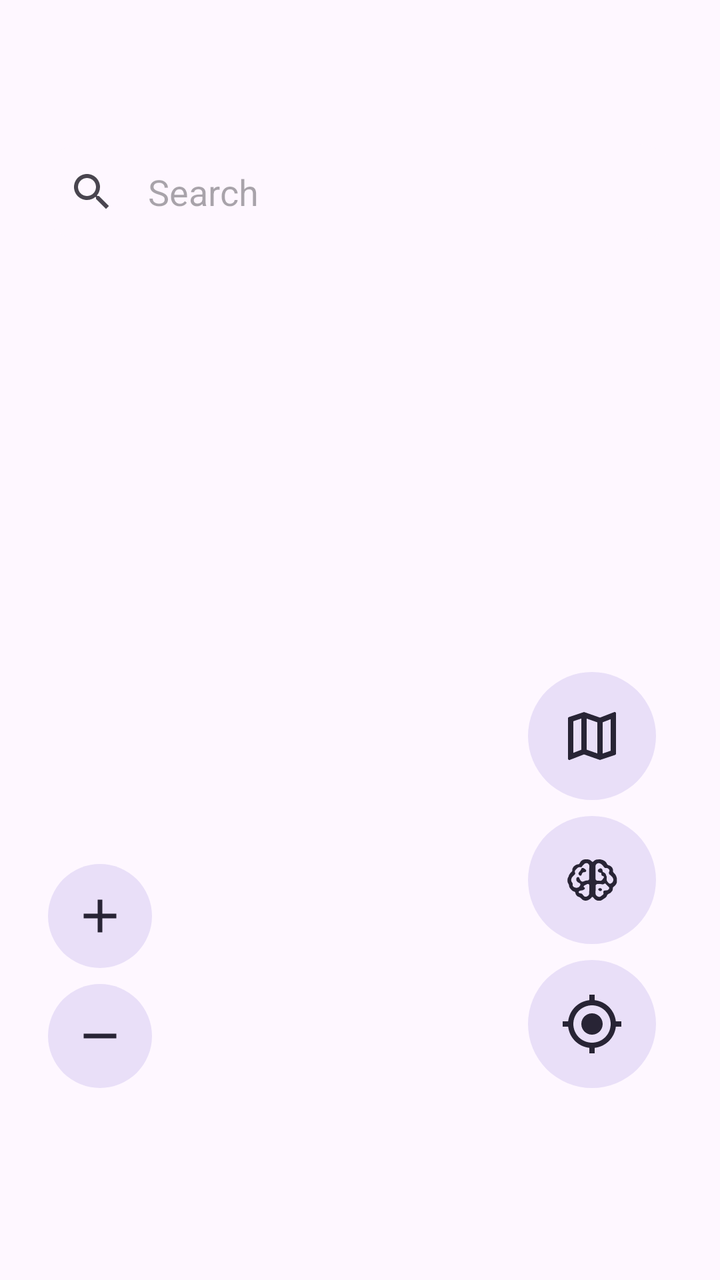
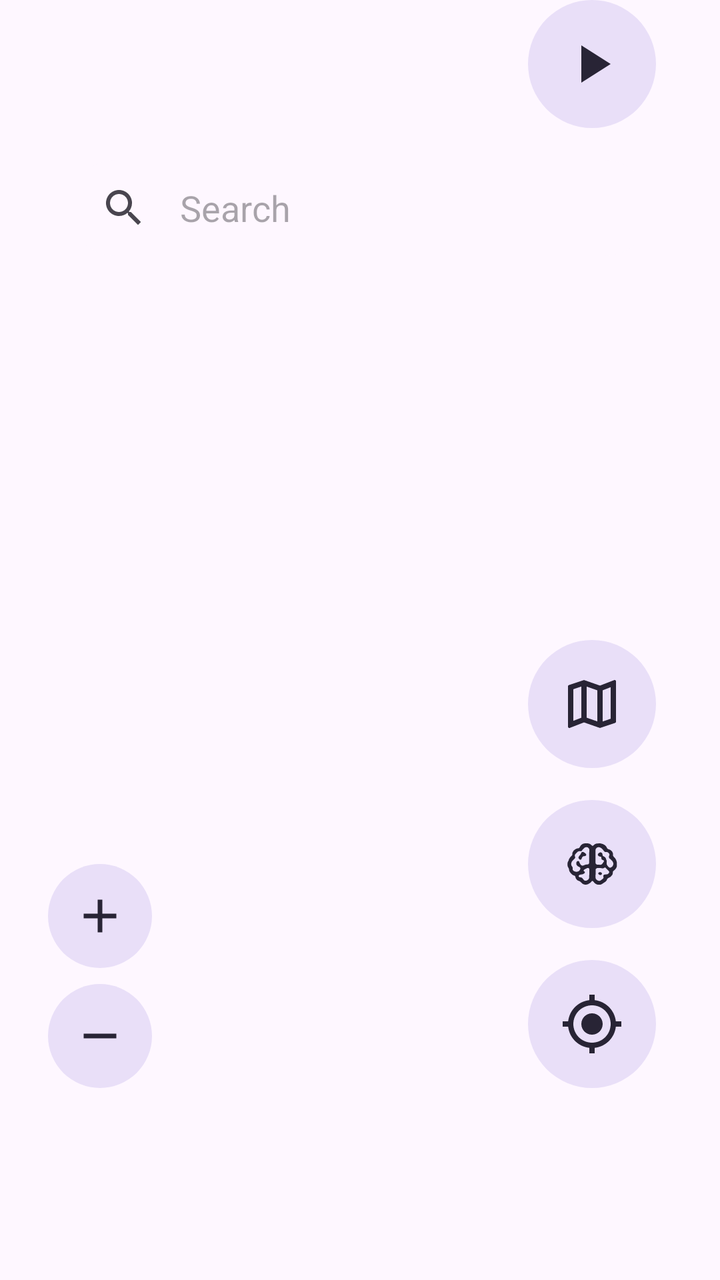

An Android layout rendered at two revisions. The XML below is the earlier revision; the diff shows what the commit changed to produce the second picture.
<!-- AndroidManifest.xml: application theme Theme.GPSSetter -->
<!-- res/layout/activity_map.xml -->
<?xml version="1.0" encoding="utf-8"?>
<FrameLayout xmlns:android="http://schemas.android.com/apk/res/android"
    xmlns:app="http://schemas.android.com/apk/res-auto"
    xmlns:tools="http://schemas.android.com/tools"
    android:id="@+id/overlay"
    android:layout_width="match_parent"
    android:layout_height="match_parent"
    android:fitsSystemWindows="false">

    
    <include
        android:id="@+id/map_container"
        layout="@layout/map_container"
        android:layout_width="match_parent"
        android:layout_height="match_parent" />

    
    <EditText
        android:id="@+id/searchBox"
        android:layout_width="match_parent"
        android:layout_height="@dimen/search_box_height"
        android:layout_gravity="top"
        android:layout_marginStart="18dp"
        android:layout_marginTop="72dp"
        android:layout_marginEnd="18dp"
        android:background="@drawable/search_box_background"
        android:drawableStart="@drawable/ic_baseline_search_24"
        android:drawablePadding="@dimen/padding_16"
        android:hint="@string/search"
        android:imeOptions="actionSearch"
        android:inputType="text"
        android:paddingStart="@dimen/padding_16"
        android:paddingEnd="52dp" />

    <ProgressBar
        android:id="@+id/searchProgress"
        android:layout_width="@dimen/progressbar_size"
        android:layout_height="@dimen/progressbar_size"
        android:layout_gravity="top|end"
        android:layout_marginTop="80dp"
        android:layout_marginEnd="30dp"
        android:padding="@dimen/padding_8"
        android:visibility="gone"
        tools:visibility="visible" />

    <com.google.android.material.button.MaterialButton
        android:id="@+id/getlocation"
        style="@style/Widget.Material3.Button.TonalButton"
        android:layout_width="64dp"
        android:layout_height="64dp"
        android:layout_gravity="bottom|end"
        android:layout_marginEnd="32dp"
        android:layout_marginBottom="96dp"
        android:alpha="0.95"
        android:contentDescription="@string/getlocation_desc"
        android:elevation="10dp"
        android:insetLeft="0dp"
        android:insetTop="0dp"
        android:insetRight="0dp"
        android:insetBottom="0dp"
        app:icon="@drawable/ic_baseline_my_location_24"
        app:iconGravity="textStart"
        app:iconPadding="0dp"
        app:iconSize="32dp" />

    <com.google.android.material.button.MaterialButton
        android:id="@+id/spls_button"
        style="@style/Widget.Material3.Button.TonalButton"
        android:layout_width="64dp"
        android:layout_height="64dp"
        android:layout_gravity="bottom|end"
        android:layout_marginEnd="32dp"
        android:layout_marginBottom="168dp"
        android:alpha="0.95"
        android:contentDescription="SPLS"
        android:elevation="10dp"
        android:insetLeft="0dp"
        android:insetTop="0dp"
        android:insetRight="0dp"
        android:insetBottom="0dp"
        app:icon="@drawable/ic_pref_brain_small"
        app:iconGravity="textStart"
        app:iconPadding="0dp"
        app:iconSize="32dp" />

    <com.google.android.material.button.MaterialButton
        android:id="@+id/mapType"
        style="@style/Widget.Material3.Button.TonalButton"
        android:layout_width="64dp"
        android:layout_height="64dp"
        android:layout_gravity="bottom|end"
        android:layout_marginEnd="32dp"
        android:layout_marginBottom="240dp"
        android:alpha="0.95"
        android:contentDescription="Change map style"
        android:elevation="10dp"
        android:insetLeft="0dp"
        android:insetTop="0dp"
        android:insetRight="0dp"
        android:insetBottom="0dp"
        app:icon="@drawable/ic_map_type"
        app:iconGravity="textStart"
        app:iconPadding="0dp"
        app:iconSize="32dp" />

    <com.google.android.material.button.MaterialButton
        android:id="@+id/zoom_out"
        style="@style/Widget.Material3.Button.TonalButton"
        android:layout_width="52dp"
        android:layout_height="52dp"
        android:layout_gravity="bottom|start"
        android:layout_marginStart="24dp"
        android:layout_marginBottom="96dp"
        android:alpha="0.95"
        android:contentDescription="@string/zoom_out_desc"
        android:elevation="10dp"
        android:insetLeft="0dp"
        android:insetTop="0dp"
        android:insetRight="0dp"
        android:insetBottom="0dp"
        app:icon="@drawable/ic_zoom_minus"
        app:iconGravity="textStart"
        app:iconPadding="0dp"
        app:iconSize="28dp" />

    <com.google.android.material.button.MaterialButton
        android:id="@+id/zoom_in"
        style="@style/Widget.Material3.Button.TonalButton"
        android:layout_width="52dp"
        android:layout_height="52dp"
        android:layout_gravity="bottom|start"
        android:layout_marginStart="24dp"
        android:layout_marginBottom="156dp"
        android:alpha="0.95"
        android:contentDescription="@string/zoom_in_desc"
        android:elevation="10dp"
        android:insetLeft="0dp"
        android:insetTop="0dp"
        android:insetRight="0dp"
        android:insetBottom="0dp"
        app:icon="@drawable/ic_zoom_plus"
        app:iconGravity="textStart"
        app:iconPadding="0dp"
        app:iconSize="28dp" />

</FrameLayout>
<!-- res/layout/map_container.xml (included above) -->
<?xml version="1.0" encoding="utf-8"?>
<LinearLayout xmlns:android="http://schemas.android.com/apk/res/android"
    xmlns:app="http://schemas.android.com/apk/res-auto"
    android:layout_width="match_parent"
    android:layout_height="match_parent"
    android:orientation="vertical"
    app:layout_behavior="@string/appbar_scrolling_view_behavior">


    <FrameLayout
        android:id="@+id/map"
        android:layout_width="match_parent"
        android:layout_height="match_parent" />

</LinearLayout>
<!-- resources referenced by this layout -->
<resources>
  <dimen name="padding_16">16dp</dimen>
  <dimen name="padding_8">8dp</dimen>
  <dimen name="progressbar_size">36dp</dimen>
  <dimen name="search_box_height">48dp</dimen>
  <!-- drawable ic_zoom_minus (drawable) -->
  <vector xmlns:android="http://schemas.android.com/apk/res/android"
      android:width="24dp"
      android:height="24dp"
      android:viewportWidth="24"
      android:viewportHeight="24">
      <path
          android:fillColor="#FF000000"
          android:pathData="M19,13H5v-2h14v2z" />
  </vector>
  <!-- drawable ic_zoom_plus (drawable) -->
  <vector xmlns:android="http://schemas.android.com/apk/res/android"
      android:width="24dp"
      android:height="24dp"
      android:viewportWidth="24"
      android:viewportHeight="24">
      <path
          android:fillColor="#FF000000"
          android:pathData="M19,13h-6v6h-2v-6H5v-2h6V5h2v6h6v2z" />
  </vector>
  <!-- drawable search_box_background (drawable) -->
  <?xml version="1.0" encoding="utf-8"?>
  <shape xmlns:android="http://schemas.android.com/apk/res/android">
      <corners android:radius="@dimen/search_box_corners"/>
      <solid android:color="?attr/colorSurface"/>
  </shape>
  <string name="getlocation_desc">Get current location</string>
  <string name="search">Search</string>
  <string name="zoom_in_desc">Zoom in</string>
  <string name="zoom_out_desc">Zoom out</string>
  <dimen name="search_box_corners">24dp</dimen>
  <color name="primary">#7D98B3</color>
  <style name="GPSSetterOverflowMenu" parent="@style/Widget.MaterialComponents.PopupMenu.Overflow">
          <item name="android:popupBackground">@drawable/background_menu</item>
      </style>
  <!-- drawable background_menu (drawable) -->
  <?xml version="1.0" encoding="utf-8"?>
  <shape xmlns:android="http://schemas.android.com/apk/res/android">
      <solid android:color="?attr/colorSurface" />
      <corners
          android:radius="24dp" />
      <padding android:top="@dimen/margin_16"
          android:bottom="@dimen/margin_16"/>
  </shape>
  <dimen name="margin_16">16dp</dimen>
  <!-- unchanged entries left out for length: 5 -->
</resources>

<!-- the commit's change to res/layout/activity_map.xml (unified diff, before → after) -->
@@ -1,28 +1,240 @@
 <?xml version="1.0" encoding="utf-8"?>
-<FrameLayout xmlns:android="http://schemas.android.com/apk/res/android"
+<androidx.drawerlayout.widget.DrawerLayout xmlns:android="http://schemas.android.com/apk/res/android"
+    android:layout_width="match_parent"
+    android:layout_height="match_parent"
+    xmlns:app="http://schemas.android.com/apk/res-auto"
+    android:id="@+id/container"
+    android:orientation="vertical"
+    android:fitsSystemWindows="false">
+
+    <RelativeLayout
+        android:id="@+id/overlay"
+        android:layout_width="match_parent"
+        android:layout_height="match_parent">
+
+        <com.google.android.material.appbar.MaterialToolbar
+            android:visibility="gone"
+            android:id="@+id/toolbar"
+            android:layout_width="match_parent"
+            android:layout_height="?attr/actionBarSize"
+            android:layout_marginTop="24dp"
+            android:elevation="1dp"
+            app:navigationIcon="@drawable/ic_baseline_menu_24"/>
+
+        <include
+            android:id="@+id/search"
+            layout="@layout/include_search"
+            android:layout_width="match_parent"
+            android:layout_height="wrap_content"
+            android:layout_alignParentTop="true"
+            android:layout_marginStart="18dp"
+            android:layout_marginTop="72dp"
+            android:layout_marginEnd="18dp"
+            android:layout_marginBottom="72dp"
+            android:gravity="center_vertical"
+            android:lines="1"
+            android:padding="8dp"
+            android:paddingStart="8dp"
+            android:textSize="18sp"
+        />
+
+        <include
+            android:id="@+id/map_container"
+            layout="@layout/map_container"
+            android:layout_height="match_parent"
+            android:layout_width="match_parent"/>
+
+        <com.google.android.material.button.MaterialButton
+            android:id="@+id/getlocation"
+            style="@style/Widget.Material3.Button.TonalButton"
+            android:contentDescription="@string/getlocation_desc"
+            android:layout_width="64dp"
+            android:layout_height="64dp"
+            android:layout_alignParentBottom="true"
+            android:layout_alignParentEnd="true"
+            android:layout_centerVertical="true"
+            android:layout_marginStart="32dp"
+            android:layout_marginEnd="32dp"
+            android:layout_marginTop="16dp"
+            android:layout_marginBottom="96dp"
+            android:alpha="0.95"
+            android:elevation="10dp"
+            android:insetLeft="0dp"
+            android:insetTop="0dp"
+            android:insetRight="0dp"
+            android:insetBottom="0dp"
+            app:icon="@drawable/ic_baseline_my_location_24"
+            app:iconGravity="textStart"
+            app:iconPadding="0dp"
+            app:iconSize="32dp" />
+            
+        
+        <com.google.android.material.button.MaterialButton
+            android:id="@+id/spls_button"
+            style="@style/Widget.Material3.Button.TonalButton"
+            android:contentDescription="SPLS"
+            android:layout_above="@id/getlocation"
+            android:layout_width="64dp"
+            android:layout_height="64dp"
+            android:layout_alignParentEnd="true"
+            android:layout_marginStart="32dp"
+            android:layout_marginEnd="32dp"
+            android:layout_marginTop="16dp"
+            android:alpha="0.95"
+            android:elevation="10dp"
+            android:insetLeft="0dp"
+            android:insetTop="0dp"
+            android:insetRight="0dp"
+            android:insetBottom="0dp"
+            app:icon="@drawable/ic_pref_brain_small"
+            app:iconGravity="textStart"
+            app:iconPadding="0dp"
+            app:iconSize="32dp" />
+        
+        <com.google.android.material.button.MaterialButton
+            android:id="@+id/mapType"
+            style="@style/Widget.Material3.Button.TonalButton"
+            android:contentDescription="Change map style"
+            android:layout_above="@id/spls_button"
+            android:layout_width="64dp"
+            android:layout_height="64dp"
+            android:layout_alignParentEnd="true"
+            android:layout_marginStart="32dp"
+            android:layout_marginEnd="32dp"
+            android:layout_marginTop="16dp"
+            android:alpha="0.95"
+            android:elevation="10dp"
+            android:insetLeft="0dp"
+            android:insetTop="0dp"
+            android:insetRight="0dp"
+            android:insetBottom="0dp"
+            app:icon="@drawable/ic_map_type"
+            app:iconGravity="textStart"
+            app:iconPadding="0dp"
+            app:iconSize="32dp" />
+        
+        <com.google.android.material.button.MaterialButton
+            android:id="@+id/start_button"
+            android:contentDescription="@string/location_set"
+            style="@style/Widget.Material3.Button.TonalButton"
+            android:layout_above="@id/addfavorite"
+            android:layout_width="64dp"
+            android:layout_height="64dp"
+            android:layout_alignParentEnd="true"
+            android:layout_marginStart="32dp"
+            android:layout_marginEnd="32dp"
+            android:alpha="0.95"
+            android:elevation="10dp"
+            android:insetLeft="0dp"
+            android:insetTop="0dp"
+            android:insetRight="0dp"
+            android:insetBottom="0dp"
+            app:icon="@drawable/ic_play" 
+            app:iconGravity="textStart"
+            app:iconPadding="0dp"
+            app:iconSize="32dp" 
+
+            android:visibility="visible" />
+
+        <com.google.android.material.button.MaterialButton
+            android:id="@+id/stop_button"
+             android:contentDescription="@string/location_unset"
+            style="@style/Widget.Material3.Button.TonalButton"
+            android:layout_above="@id/addfavorite"
+            android:layout_width="64dp"
+            android:layout_height="64dp"
+            android:layout_alignParentEnd="true"
+            android:layout_marginStart="32dp"
+            android:layout_marginEnd="32dp"
+            android:alpha="0.95"
+            android:elevation="10dp"
+            android:insetLeft="0dp"
+            android:insetTop="0dp"
+            android:insetRight="0dp"
+            android:insetBottom="0dp"
+            app:icon="@drawable/ic_stop"
+            app:iconGravity="textStart"
+            app:iconPadding="0dp"
+            app:iconSize="32dp" 
+
+            android:visibility="gone" />
+
+        <com.google.android.material.button.MaterialButton
+            android:id="@+id/zoom_out"
+            style="@style/Widget.Material3.Button.TonalButton"
+            android:contentDescription="@string/zoom_out_desc"
+            android:layout_width="52dp"
+            android:layout_height="52dp"
+            android:layout_alignParentStart="true"
+            android:layout_alignParentBottom="true"
+            android:layout_marginStart="24dp"
+            android:layout_marginBottom="96dp"
+            android:alpha="0.95"
+            android:elevation="10dp"
+            android:insetLeft="0dp"
+            android:insetTop="0dp"
+            android:insetRight="0dp"
+            android:insetBottom="0dp"
+            app:icon="@drawable/ic_zoom_minus"
+            app:iconGravity="textStart"
+            app:iconPadding="0dp"
+            app:iconSize="28dp" />
+
+        <com.google.android.material.button.MaterialButton
+            android:id="@+id/zoom_in"
+            style="@style/Widget.Material3.Button.TonalButton"
+            android:contentDescription="@string/zoom_in_desc"
+            android:layout_width="52dp"
+            android:layout_height="52dp"
+            android:layout_above="@id/zoom_out"
+            android:layout_alignParentStart="true"
+            android:layout_marginStart="24dp"
+            android:layout_marginBottom="8dp"
+            android:alpha="0.95"
+            android:elevation="10dp"
+            android:insetLeft="0dp"
+            android:insetTop="0dp"
+            android:insetRight="0dp"
+            android:insetBottom="0dp"
+            app:icon="@drawable/ic_zoom_plus"
+            app:iconGravity="textStart"
+            app:iconPadding="0dp"
+            app:iconSize="28dp" />
+
+    </RelativeLayout>
+
+    <com.google.android.material.navigation.NavigationView
+        android:visibility="gone"
+        android:id="@+id/nav_view"
+        android:layout_width="wrap_content"
+        android:layout_height="match_parent"
+        android:layout_gravity="start"
+        app:headerLayout="@layout/drawer_header"
+        app:menu="@menu/main_menu">
+    </com.google.android.material.navigation.NavigationView>
+
+</androidx.drawerlayout.widget.DrawerLayout>
+<!-- res/layout/include_search.xml (included above) -->
+<?xml version="1.0" encoding="utf-8"?>
+<RelativeLayout xmlns:android="http://schemas.android.com/apk/res/android"
     xmlns:app="http://schemas.android.com/apk/res-auto"
     xmlns:tools="http://schemas.android.com/tools"
-    android:id="@+id/overlay"
+    app:layout_constraintTop_toTopOf="parent"
     android:layout_width="match_parent"
-    android:layout_height="match_parent"
-    android:fitsSystemWindows="false">
-
+    android:layout_height="wrap_content"
+    android:elevation="8dp"
+    android:outlineProvider="none"
+    >
     
-    <include
-        android:id="@+id/map_container"
-        layout="@layout/map_container"
-        android:layout_width="match_parent"
-        android:layout_height="match_parent" />
-
-    
+
     <EditText
         android:id="@+id/searchBox"
         android:layout_width="match_parent"
         android:layout_height="@dimen/search_box_height"
-        android:layout_gravity="top"
-        android:layout_marginStart="18dp"
-        android:layout_marginTop="72dp"
-        android:layout_marginEnd="18dp"
+        android:layout_marginStart="@dimen/padding_16"
+        android:layout_marginTop="@dimen/padding_8"
+        android:layout_marginEnd="@dimen/padding_16"
+        android:layout_marginBottom="@dimen/padding_8"
         android:background="@drawable/search_box_background"
         android:drawableStart="@drawable/ic_baseline_search_24"
         android:drawablePadding="@dimen/padding_16"
@@ -30,120 +242,22 @@
         android:imeOptions="actionSearch"
         android:inputType="text"
         android:paddingStart="@dimen/padding_16"
-        android:paddingEnd="52dp" />
+        android:paddingEnd="52dp"   
+    />
 
     <ProgressBar
-        android:id="@+id/searchProgress"
+        android:id="@+id/search_progress"
         android:layout_width="@dimen/progressbar_size"
         android:layout_height="@dimen/progressbar_size"
-        android:layout_gravity="top|end"
-        android:layout_marginTop="80dp"
-        android:layout_marginEnd="30dp"
-        android:padding="@dimen/padding_8"
+        android:layout_marginEnd="24dp"
         android:visibility="gone"
-        tools:visibility="visible" />
-
-    <com.google.android.material.button.MaterialButton
-        android:id="@+id/getlocation"
-        style="@style/Widget.Material3.Button.TonalButton"
-        android:layout_width="64dp"
-        android:layout_height="64dp"
-        android:layout_gravity="bottom|end"
-        android:layout_marginEnd="32dp"
-        android:layout_marginBottom="96dp"
-        android:alpha="0.95"
-        android:contentDescription="@string/getlocation_desc"
-        android:elevation="10dp"
-        android:insetLeft="0dp"
-        android:insetTop="0dp"
-        android:insetRight="0dp"
-        android:insetBottom="0dp"
-        app:icon="@drawable/ic_baseline_my_location_24"
-        app:iconGravity="textStart"
-        app:iconPadding="0dp"
-        app:iconSize="32dp" />
-
-    <com.google.android.material.button.MaterialButton
-        android:id="@+id/spls_button"
-        style="@style/Widget.Material3.Button.TonalButton"
-        android:layout_width="64dp"
-        android:layout_height="64dp"
-        android:layout_gravity="bottom|end"
-        android:layout_marginEnd="32dp"
-        android:layout_marginBottom="168dp"
-        android:alpha="0.95"
-        android:contentDescription="SPLS"
-        android:elevation="10dp"
-        android:insetLeft="0dp"
-        android:insetTop="0dp"
-        android:insetRight="0dp"
-        android:insetBottom="0dp"
-        app:icon="@drawable/ic_pref_brain_small"
-        app:iconGravity="textStart"
-        app:iconPadding="0dp"
-        app:iconSize="32dp" />
-
-    <com.google.android.material.button.MaterialButton
-        android:id="@+id/mapType"
-        style="@style/Widget.Material3.Button.TonalButton"
-        android:layout_width="64dp"
-        android:layout_height="64dp"
-        android:layout_gravity="bottom|end"
-        android:layout_marginEnd="32dp"
-        android:layout_marginBottom="240dp"
-        android:alpha="0.95"
-        android:contentDescription="Change map style"
-        android:elevation="10dp"
-        android:insetLeft="0dp"
-        android:insetTop="0dp"
-        android:insetRight="0dp"
-        android:insetBottom="0dp"
-        app:icon="@drawable/ic_map_type"
-        app:iconGravity="textStart"
-        app:iconPadding="0dp"
-        app:iconSize="32dp" />
-
-    <com.google.android.material.button.MaterialButton
-        android:id="@+id/zoom_out"
-        style="@style/Widget.Material3.Button.TonalButton"
-        android:layout_width="52dp"
-        android:layout_height="52dp"
-        android:layout_gravity="bottom|start"
-        android:layout_marginStart="24dp"
-        android:layout_marginBottom="96dp"
-        android:alpha="0.95"
-        android:contentDescription="@string/zoom_out_desc"
-        android:elevation="10dp"
-        android:insetLeft="0dp"
-        android:insetTop="0dp"
-        android:insetRight="0dp"
-        android:insetBottom="0dp"
-        app:icon="@drawable/ic_zoom_minus"
-        app:iconGravity="textStart"
-        app:iconPadding="0dp"
-        app:iconSize="28dp" />
-
-    <com.google.android.material.button.MaterialButton
-        android:id="@+id/zoom_in"
-        style="@style/Widget.Material3.Button.TonalButton"
-        android:layout_width="52dp"
-        android:layout_height="52dp"
-        android:layout_gravity="bottom|start"
-        android:layout_marginStart="24dp"
-        android:layout_marginBottom="156dp"
-        android:alpha="0.95"
-        android:contentDescription="@string/zoom_in_desc"
-        android:elevation="10dp"
-        android:insetLeft="0dp"
-        android:insetTop="0dp"
-        android:insetRight="0dp"
-        android:insetBottom="0dp"
-        app:icon="@drawable/ic_zoom_plus"
-        app:iconGravity="textStart"
-        app:iconPadding="0dp"
-        app:iconSize="28dp" />
-
-</FrameLayout>
+        tools:visibility="visible"
+        android:layout_alignParentEnd="true"
+        android:layout_centerVertical="true"
+        android:padding="@dimen/padding_8" 
+    />
+
+</RelativeLayout>
 <!-- res/layout/map_container.xml (included above) -->
 <?xml version="1.0" encoding="utf-8"?>
 <LinearLayout xmlns:android="http://schemas.android.com/apk/res/android"
@@ -160,3 +274,29 @@
         android:layout_height="match_parent" />
 
 </LinearLayout>
+<!-- res/layout/drawer_header.xml (included above) -->
+<?xml version="1.0" encoding="utf-8"?>
+<RelativeLayout xmlns:android="http://schemas.android.com/apk/res/android"
+    android:layout_width="match_parent"
+    android:layout_height="wrap_content"
+    android:padding="@dimen/padding_16">
+
+    <ImageView
+        android:id="@+id/logo"
+        android:layout_width="24dp"
+        android:layout_height="24dp"
+        android:layout_centerVertical="true"
+        android:layout_marginStart="10dp"
+        android:src="@mipmap/ic_launcher" />
+
+    <TextView
+        android:layout_width="wrap_content"
+        android:layout_height="wrap_content"
+        android:layout_marginStart="5dp"
+        android:layout_marginTop="10dp"
+        android:layout_marginBottom="10dp"
+        android:layout_toEndOf="@id/logo"
+        android:text="@string/app_name"
+        android:textStyle="bold" />
+
+</RelativeLayout>
<!-- resource entries referenced after the edit -->
@@ -4,6 +4,24 @@
   <dimen name="padding_8">8dp</dimen>
   <dimen name="progressbar_size">36dp</dimen>
   <dimen name="search_box_height">48dp</dimen>
+  <!-- drawable ic_baseline_menu_24 (drawable) -->
+  <vector android:height="24dp" android:tint="#000000"
+      android:viewportHeight="24" android:viewportWidth="24"
+      android:width="24dp" xmlns:android="http://schemas.android.com/apk/res/android">
+      <path android:fillColor="@android:color/white" android:pathData="M3,18h18v-2L3,16v2zM3,13h18v-2L3,11v2zM3,6v2h18L21,6L3,6z"/>
+  </vector>
+  <!-- drawable ic_play (drawable) -->
+  <vector android:height="24dp" android:tint="?attr/colorControlNormal"
+      android:viewportHeight="24" android:viewportWidth="24"
+      android:width="24dp" xmlns:android="http://schemas.android.com/apk/res/android">
+      <path android:fillColor="@android:color/white" android:pathData="M8,5v14l11,-7z"/>
+  </vector>
+  <!-- drawable ic_stop (drawable) -->
+  <vector android:height="24dp" android:tint="?attr/colorControlNormal"
+      android:viewportHeight="24" android:viewportWidth="24"
+      android:width="24dp" xmlns:android="http://schemas.android.com/apk/res/android">
+      <path android:fillColor="@android:color/white" android:pathData="M6,6h12v12H6z"/>
+  </vector>
   <!-- drawable ic_zoom_minus (drawable) -->
   <vector xmlns:android="http://schemas.android.com/apk/res/android"
       android:width="24dp"
@@ -30,11 +48,28 @@
       <corners android:radius="@dimen/search_box_corners"/>
       <solid android:color="?attr/colorSurface"/>
   </shape>
+  <!-- mipmap ic_launcher (mipmap-anydpi-v26) -->
+  <?xml version="1.0" encoding="utf-8"?>
+  <adaptive-icon xmlns:android="http://schemas.android.com/apk/res/android">
+      <background android:drawable="@drawable/ic_launcher_bg_gradient" />
+      <foreground android:drawable="@mipmap/ic_launcher_foreground" />
+  </adaptive-icon>
+  <string name="app_name">SPLS Recorder</string>
   <string name="getlocation_desc">Get current location</string>
+  <string name="location_set">Location set</string>
+  <string name="location_unset">Location unset</string>
   <string name="search">Search</string>
   <string name="zoom_in_desc">Zoom in</string>
   <string name="zoom_out_desc">Zoom out</string>
   <dimen name="search_box_corners">24dp</dimen>
+  <!-- drawable ic_launcher_bg_gradient (drawable) -->
+  <?xml version="1.0" encoding="utf-8"?>
+  <shape xmlns:android="http://schemas.android.com/apk/res/android" android:shape="rectangle">
+      <gradient
+          android:angle="270"
+          android:startColor="#0081FE"
+          android:endColor="#013A95" />
+  </shape>
   <color name="primary">#7D98B3</color>
   <style name="GPSSetterOverflowMenu" parent="@style/Widget.MaterialComponents.PopupMenu.Overflow">
           <item name="android:popupBackground">@drawable/background_menu</item>
